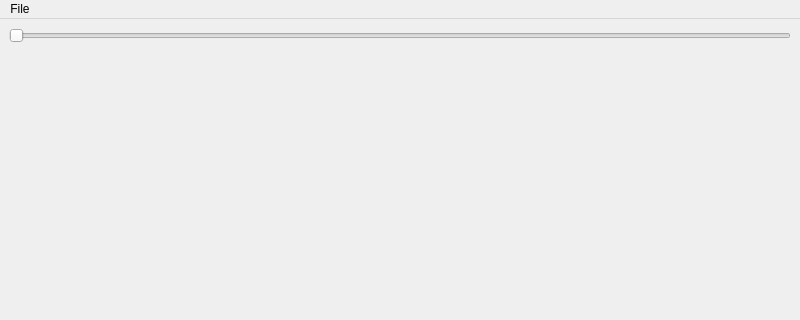
Before: the Qt Designer form UI/main.ui in 0xC0000409/ImageProcessor, drawn with Qt 5; both pictures show x 0 to 800 and y 0 to 320 of the 800 by 600 pixel window.
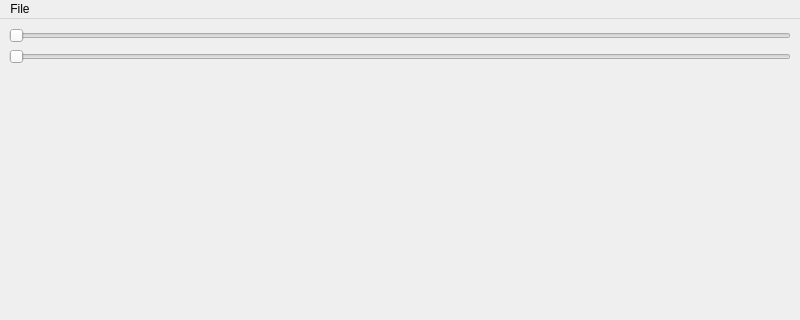
After: the same form once the commit is applied.

Commit message: Fix image processing flow && bugfixes

```diff
--- a/UI/main.ui
+++ b/UI/main.ui
@@ -31,6 +31,13 @@
       </property>
      </widget>
     </item>
+    <item>
+     <widget class="QSlider" name="horizontalSlider2">
+      <property name="orientation">
+       <enum>Qt::Horizontal</enum>
+      </property>
+     </widget>
+    </item>
     <item>
      <widget class="QLabel" name="imageView">
       <property name="layoutDirection">
```
Left out of the diff: 31 changed lines with no effect on the pictures. The commit also changes 1 other file.
